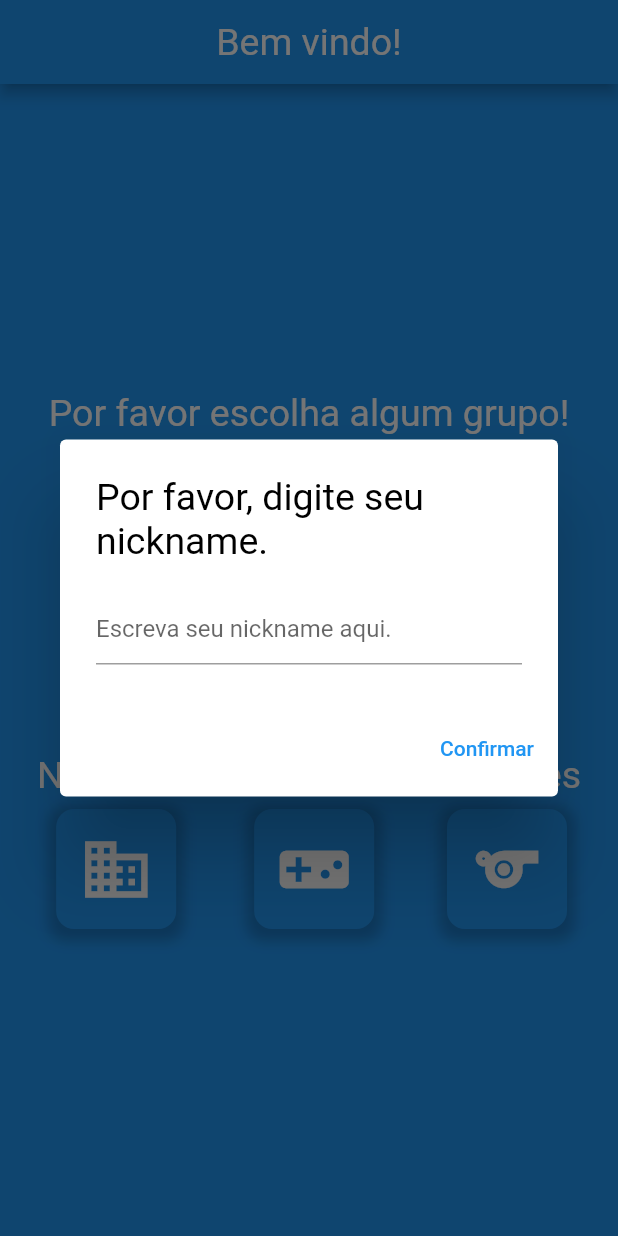
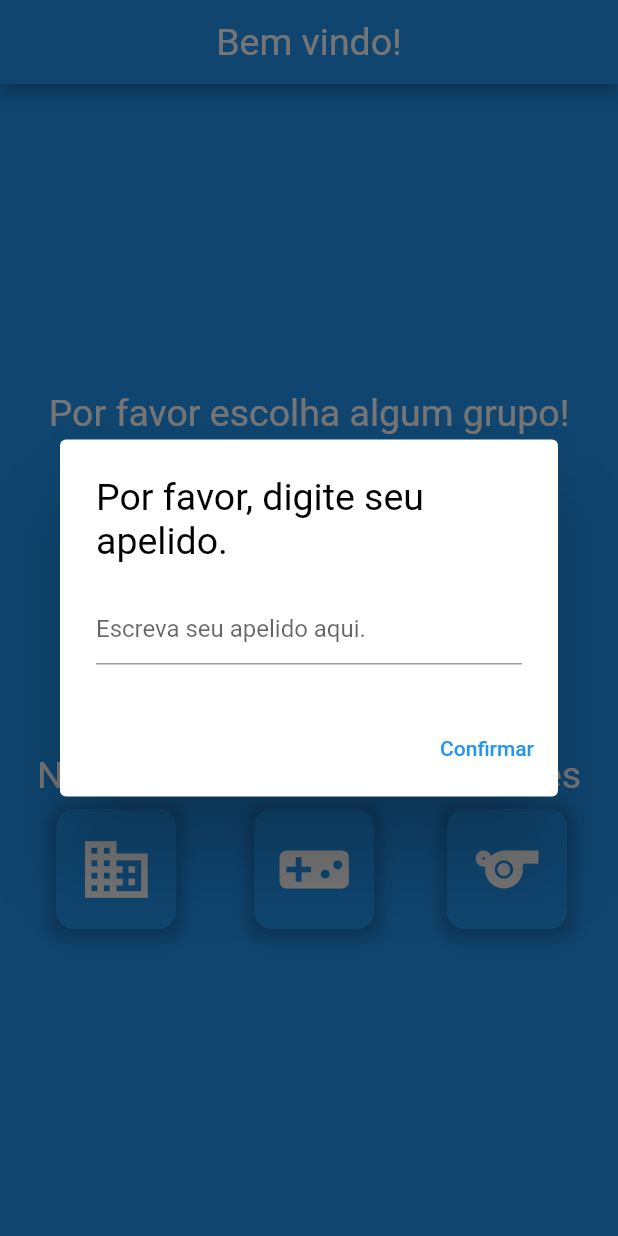
Before and after one commit to ThallesVicenzo/chat_challenge, a Flutter app: the screen it shows after launch, after a tap on "Negócios", on a phone screen of 412 x 824 dp. Run offline on Flutter 3.47's test engine with Material 2 defaults, Android fonts, the phone set to English and light mode, and no system bars; our stand-ins replace cloud_firestore, firebase_core, shared_preferences; accounts and stored records are empty.

Commit message:
style: more translations

```diff
--- a/lib/screens/chat_screens/sports_chat_screen.dart
+++ b/lib/screens/chat_screens/sports_chat_screen.dart
@@ -63,7 +63,7 @@ class _SportsChatScreen extends State<SportsChatScreen> {
           backgroundColor: Theme.of(context).primaryColor,
           centerTitle: true,
           title: Text(
-            'Sports',
+            'Esportes⚽',
             style: Theme.of(context).textTheme.bodyMedium,
           ),
         ),
--- a/lib/screens/home_screen/widgets/pop_up_alert.dart
+++ b/lib/screens/home_screen/widgets/pop_up_alert.dart
@@ -48,7 +48,7 @@ class _PopUpAlertState extends State<PopUpAlert> {
     return AlertDialog(
       backgroundColor: Colors.white,
       title: Text(
-        'Por favor, digite seu nickname.',
+        'Por favor, digite seu apelido.',
         style: Theme.of(context)
             .textTheme
             .bodyMedium!
@@ -62,7 +62,7 @@ class _PopUpAlertState extends State<PopUpAlert> {
           });
         },
         decoration: InputDecoration(
-            hintText: 'Escreva seu nickname aqui.', errorText: error),
+            hintText: 'Escreva seu apelido aqui.', errorText: error),
       ),
       actions: [
         TextButton(
```
